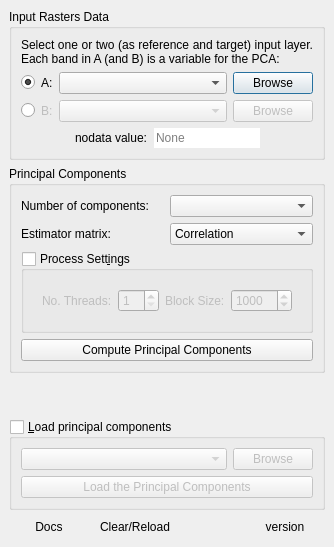
This is ui/pca4cd_dialog.ui in SMByC/PCA4CD as Qt 5 draws it before an edit. The edited form follows.
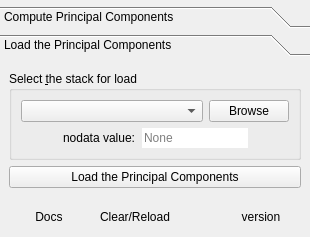
This is the edited form. The open tabs and pages were chosen to show the change. Icons and pictures are not drawn. Custom widgets are drawn as their Qt base class.

Commit message: Re-design the main dialog of plugin using tool box for show the two different process in the plugin

Patch:
```diff
--- a/ui/pca4cd_dialog.ui
+++ b/ui/pca4cd_dialog.ui
@@ -38,8 +38,36 @@
     </widget>
    </item>
    <item>
-    <widget class="QWidget" name="widget_5" native="true">
-     <layout class="QVBoxLayout" name="verticalLayout_2">
+    <spacer name="verticalSpacer_3">
+     <property name="orientation">
+      <enum>Qt::Vertical</enum>
+     </property>
+     <property name="sizeType">
+      <enum>QSizePolicy::Fixed</enum>
+     </property>
+     <property name="sizeHint" stdset="0">
+      <size>
+       <width>20</width>
+       <height>6</height>
+      </size>
+     </property>
+    </spacer>
+   </item>
+   <item>
+    <widget class="QToolBox" name="toolBox">
+     <widget class="QWidget" name="ComputePCA">
+      <property name="geometry">
+       <rect>
+        <x>0</x>
+        <y>0</y>
+        <width>650</width>
+        <height>651</height>
+       </rect>
+      </property>
+      <attribute name="label">
+       <string>Compute Principal Components</string>
+      </attribute>
+      <layout class="QVBoxLayout" name="verticalLayout_4">
       <item>
        <widget class="QGroupBox" name="QGBox_InputData">
         <property name="title">
@@ -307,7 +335,7 @@
         <property name="title">
          <string>Principal Components</string>
         </property>
-        <layout class="QVBoxLayout" name="verticalLayout_4">
+         <layout class="QVBoxLayout" name="verticalLayout_5">
          <item>
           <widget class="QWidget" name="widget" native="true">
            <layout class="QHBoxLayout" name="horizontalLayout">
@@ -386,7 +414,7 @@
            <property name="checked">
             <bool>false</bool>
            </property>
-           <layout class="QVBoxLayout" name="verticalLayout_5">
+            <layout class="QVBoxLayout" name="verticalLayout_6">
             <item>
              <widget class="QWidget" name="group_ProcessSettings" native="true">
               <layout class="QHBoxLayout" name="horizontalLayout_5">
@@ -433,6 +461,9 @@
            </layout>
           </widget>
          </item>
+         </layout>
+        </widget>
+       </item>
          <item>
           <widget class="QPushButton" name="QPBtn_runPCA">
            <property name="text">
@@ -440,32 +471,41 @@
            </property>
           </widget>
          </item>
-        </layout>
-       </widget>
-      </item>
       <item>
-       <spacer name="verticalSpacer">
+        <spacer name="verticalSpacer_2">
         <property name="orientation">
          <enum>Qt::Vertical</enum>
         </property>
         <property name="sizeHint" stdset="0">
          <size>
           <width>20</width>
-          <height>40</height>
+           <height>0</height>
          </size>
         </property>
        </spacer>
       </item>
+      </layout>
+     </widget>
+     <widget class="QWidget" name="LoadPCA">
+      <property name="geometry">
+       <rect>
+        <x>0</x>
+        <y>0</y>
+        <width>650</width>
+        <height>651</height>
+       </rect>
+      </property>
+      <attribute name="label">
+       <string>Load the Principal Components</string>
+      </attribute>
+      <layout class="QVBoxLayout" name="verticalLayout_7">
       <item>
        <widget class="QGroupBox" name="groupBox">
         <property name="toolTip">
          <string>Load the stack of the principal components externally</string>
         </property>
         <property name="title">
-         <string>&amp;Load principal components</string>
-        </property>
-        <property name="checkable">
-         <bool>true</bool>
+          <string>Select &amp;the stack for load</string>
         </property>
         <property name="checked">
          <bool>false</bool>
@@ -473,7 +513,7 @@
         <layout class="QVBoxLayout" name="verticalLayout_6">
          <item>
           <widget class="QWidget" name="Widget_LoadStackPC" native="true">
-           <layout class="QVBoxLayout" name="verticalLayout_7">
+            <layout class="QVBoxLayout" name="verticalLayout_9">
             <property name="leftMargin">
              <number>0</number>
             </property>
@@ -537,18 +577,102 @@
              </widget>
             </item>
             <item>
+              <widget class="QWidget" name="widget_9" native="true">
+               <layout class="QHBoxLayout" name="horizontalLayout_8">
+                <property name="leftMargin">
+                 <number>0</number>
+                </property>
+                <property name="topMargin">
+                 <number>0</number>
+                </property>
+                <property name="rightMargin">
+                 <number>0</number>
+                </property>
+                <property name="bottomMargin">
+                 <number>0</number>
+                </property>
+                <item>
+                 <spacer name="horizontalSpacer_11">
+                  <property name="orientation">
+                   <enum>Qt::Horizontal</enum>
+                  </property>
+                  <property name="sizeHint" stdset="0">
+                   <size>
+                    <width>40</width>
+                    <height>20</height>
+                   </size>
+                  </property>
+                 </spacer>
+                </item>
+                <item>
+                 <widget class="QLabel" name="label_9">
+                  <property name="text">
+                   <string>nodata value:</string>
+                  </property>
+                 </widget>
+                </item>
+                <item>
+                 <widget class="QLineEdit" name="nodata_LoadPCA">
+                  <property name="toolTip">
+                   <string>The nodata value set automatically from the stack A if this has the nodata value set</string>
+                  </property>
+                  <property name="frame">
+                   <bool>false</bool>
+                  </property>
+                  <property name="placeholderText">
+                   <string>None</string>
+                  </property>
+                 </widget>
+                </item>
+                <item>
+                 <spacer name="horizontalSpacer_12">
+                  <property name="orientation">
+                   <enum>Qt::Horizontal</enum>
+                  </property>
+                  <property name="sizeHint" stdset="0">
+                   <size>
+                    <width>40</width>
+                    <height>20</height>
+                   </size>
+                  </property>
+                 </spacer>
+                </item>
+               </layout>
+              </widget>
+             </item>
+            </layout>
+           </widget>
+          </item>
+         </layout>
+        </widget>
+       </item>
+       <item>
              <widget class="QPushButton" name="QPBtn_LoadStackPCA">
               <property name="text">
                <string>Load the Principal Components</string>
               </property>
              </widget>
             </item>
-           </layout>
-          </widget>
+       <item>
+        <spacer name="verticalSpacer">
+         <property name="orientation">
+          <enum>Qt::Vertical</enum>
+         </property>
+         <property name="sizeHint" stdset="0">
+          <size>
+           <width>20</width>
+           <height>0</height>
+          </size>
+         </property>
+        </spacer>
          </item>
         </layout>
        </widget>
-      </item>
+    </widget>
+   </item>
+   <item>
+    <widget class="QWidget" name="widget_5" native="true">
+     <layout class="QVBoxLayout" name="verticalLayout_2">
       <item>
        <widget class="QWidget" name="widget_plugin_info" native="true">
         <layout class="QHBoxLayout" name="horizontalLayout_25">
```
Left out of the diff: 72 changed lines with no effect on the pictures. Lines whose indentation alone changed are shown as unchanged. The commit also changes 1 other file.
